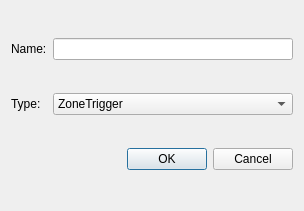
The window that Editor/addtriggerdialog.ui (LBALab/lbanet) describes before a commit, drawn with Qt 5.
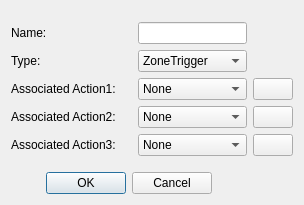
The same window after the commit. Icons and pictures are not drawn.

Diff of the .ui file:
```diff
--- a/Editor/addtriggerdialog.ui
+++ b/Editor/addtriggerdialog.ui
@@ -10,7 +10,7 @@
     <x>0</x>
     <y>0</y>
     <width>304</width>
-    <height>211</height>
+    <height>205</height>
    </rect>
   </property>
   <property name="windowTitle">
@@ -20,25 +20,25 @@
    <bool>true</bool>
   </property>
   <layout class="QGridLayout" name="gridLayout">
-   <item row="0" column="0">
+   <item row="1" column="0">
     <widget class="QLabel" name="label_name_t">
      <property name="text">
       <string>Name:</string>
      </property>
     </widget>
    </item>
-   <item row="0" column="1">
+   <item row="1" column="2">
     <widget class="QLineEdit" name="lineEdit_triggername"/>
    </item>
-   <item row="1" column="0">
+   <item row="2" column="0">
     <widget class="QLabel" name="label_type">
      <property name="text">
       <string>Type:</string>
      </property>
     </widget>
    </item>
-   <item row="1" column="1">
-    <widget class="QComboBox" name="comboBox">
+   <item row="2" column="2">
+    <widget class="QComboBox" name="comboBox_type">
      <item>
       <property name="text">
        <string>ZoneTrigger</string>
@@ -46,7 +46,7 @@
      </item>
     </widget>
    </item>
-   <item row="2" column="0" colspan="2">
+   <item row="7" column="0" colspan="3">
     <widget class="QDialogButtonBox" name="buttonBox">
      <property name="orientation">
       <enum>Qt::Horizontal</enum>
@@ -54,6 +54,141 @@
      <property name="standardButtons">
       <set>QDialogButtonBox::Cancel|QDialogButtonBox::Ok</set>
      </property>
+     <property name="centerButtons">
+      <bool>true</bool>
+     </property>
+    </widget>
+   </item>
+   <item row="3" column="0">
+    <widget class="QLabel" name="label_action1">
+     <property name="text">
+      <string>Associated Action1:</string>
+     </property>
+    </widget>
+   </item>
+   <item row="4" column="0">
+    <widget class="QLabel" name="label_action2">
+     <property name="text">
+      <string>Associated Action2:</string>
+     </property>
+    </widget>
+   </item>
+   <item row="5" column="0">
+    <widget class="QLabel" name="label_action3">
+     <property name="text">
+      <string>Associated Action3:</string>
+     </property>
+    </widget>
+   </item>
+   <item row="3" column="2">
+    <widget class="QComboBox" name="comboBox_action1">
+     <item>
+      <property name="text">
+       <string>None</string>
+      </property>
+     </item>
+    </widget>
+   </item>
+   <item row="4" column="2">
+    <widget class="QComboBox" name="comboBox_action2">
+     <item>
+      <property name="text">
+       <string>None</string>
+      </property>
+     </item>
+    </widget>
+   </item>
+   <item row="5" column="2">
+    <widget class="QComboBox" name="comboBox_action3">
+     <item>
+      <property name="text">
+       <string>None</string>
+      </property>
+     </item>
+    </widget>
+   </item>
+   <item row="6" column="0">
+    <spacer name="verticalSpacer">
+     <property name="orientation">
+      <enum>Qt::Vertical</enum>
+     </property>
+     <property name="sizeHint" stdset="0">
+      <size>
+       <width>20</width>
+       <height>10</height>
+      </size>
+     </property>
+    </spacer>
+   </item>
+   <item row="0" column="0">
+    <spacer name="verticalSpacer_2">
+     <property name="orientation">
+      <enum>Qt::Vertical</enum>
+     </property>
+     <property name="sizeHint" stdset="0">
+      <size>
+       <width>20</width>
+       <height>10</height>
+      </size>
+     </property>
+    </spacer>
+   </item>
+   <item row="3" column="1">
+    <spacer name="horizontalSpacer">
+     <property name="orientation">
+      <enum>Qt::Horizontal</enum>
+     </property>
+     <property name="sizeType">
+      <enum>QSizePolicy::Fixed</enum>
+     </property>
+     <property name="sizeHint" stdset="0">
+      <size>
+       <width>10</width>
+       <height>20</height>
+      </size>
+     </property>
+    </spacer>
+   </item>
+   <item row="4" column="3">
+    <widget class="QPushButton" name="pushButton_addact2">
+     <property name="toolTip">
+      <string>Add new action</string>
+     </property>
+     <property name="text">
+      <string/>
+     </property>
+     <property name="icon">
+      <iconset resource="editor.qrc">
+       <normaloff>:/Editor/Resources/icons/PNG/onebit_31.png</normaloff>:/Editor/Resources/icons/PNG/onebit_31.png</iconset>
+     </property>
+    </widget>
+   </item>
+   <item row="3" column="3">
+    <widget class="QPushButton" name="pushButton_addact1">
+     <property name="toolTip">
+      <string>Add new action</string>
+     </property>
+     <property name="text">
+      <string/>
+     </property>
+     <property name="icon">
+      <iconset resource="editor.qrc">
+       <normaloff>:/Editor/Resources/icons/PNG/onebit_31.png</normaloff>:/Editor/Resources/icons/PNG/onebit_31.png</iconset>
+     </property>
+    </widget>
+   </item>
+   <item row="5" column="3">
+    <widget class="QPushButton" name="pushButton_addact3">
+     <property name="toolTip">
+      <string>Add new action</string>
+     </property>
+     <property name="text">
+      <string/>
+     </property>
+     <property name="icon">
+      <iconset resource="editor.qrc">
+       <normaloff>:/Editor/Resources/icons/PNG/onebit_31.png</normaloff>:/Editor/Resources/icons/PNG/onebit_31.png</iconset>
+     </property>
     </widget>
    </item>
   </layout>
```
Left out of the diff: 23 changed lines with no effect on the pictures.
